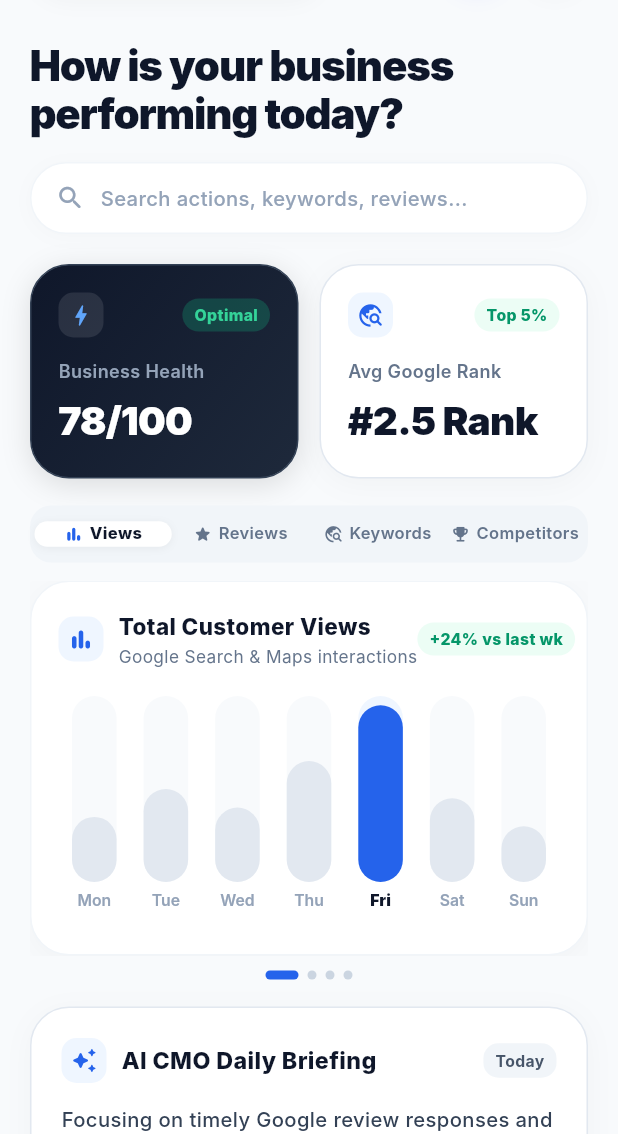
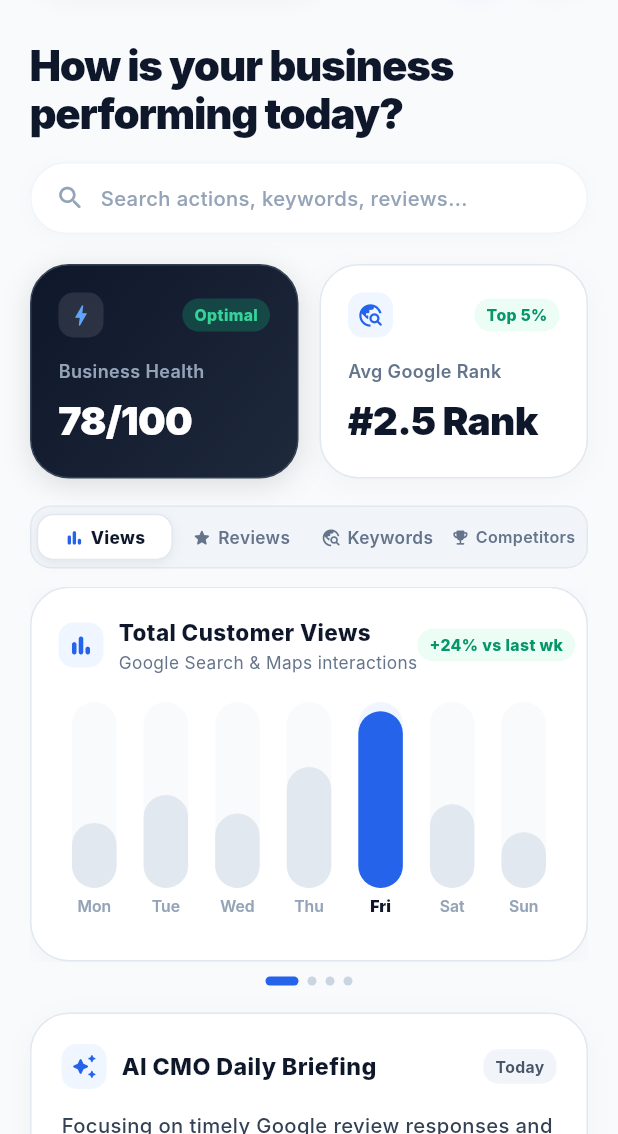
Before and after one commit to optigoai/optigo-ai, a Flutter app: the HomeScreen screen opened directly, on a phone screen of 412 x 824 dp, the part 102-1236 px from its top. Run offline on Flutter 3.47's test engine with Material 3 defaults, Android fonts, the phone set to English and light mode, and no system bars; our stand-ins replace flutter_secure_storage; accounts and stored records are empty; Roboto replaces fonts that are missing (Inter).

Commit message:
fix(home): modernize Segmented Tab Pills with responsive fitted scale, smooth 300ms cubic curves, and crisp borders

```diff
--- a/mobile/lib/presentation/home/home_screen.dart
+++ b/mobile/lib/presentation/home/home_screen.dart
@@ -495,48 +495,59 @@ class _HomeScreenState extends State<HomeScreen> {
 
     return Column(
       children: [
-        // Segmented Tab Selector Pills
+        // Modern Segmented Tab Selector Pills
         Container(
-          height: 38,
+          height: 42,
           margin: const EdgeInsets.only(bottom: 12),
-          padding: const EdgeInsets.all(3),
+          padding: const EdgeInsets.all(3.5),
           decoration: BoxDecoration(
             color: const Color(0xFFF1F5F9),
             borderRadius: BorderRadius.circular(14),
+            border: Border.all(color: const Color(0xFFE2E8F0)),
           ),
           child: Row(
             children: List.generate(4, (index) {
               final isSelected = _currentInsightIndex == index;
               return Expanded(
-                child: GestureDetector(
+                child: InkWell(
                   onTap: () {
+                    setState(() {
+                      _currentInsightIndex = index;
+                    });
                     _insightCarouselController.animateToPage(
                       index,
-                      duration: const Duration(milliseconds: 350),
+                      duration: const Duration(milliseconds: 300),
+                      curve: Curves.easeOutCubic,
+                    );
+                  },
+                  borderRadius: BorderRadius.circular(11),
+                  child: AnimatedContainer(
+                    duration: const Duration(milliseconds: 220),
                     curve: Curves.easeInOutCubic,
-                    );
-                  },
-                  child: AnimatedContainer(
-                    duration: const Duration(milliseconds: 200),
+                    padding: const EdgeInsets.symmetric(horizontal: 4, vertical: 6),
                     decoration: BoxDecoration(
                       color: isSelected ? Colors.white : Colors.transparent,
                       borderRadius: BorderRadius.circular(11),
+                      border: isSelected ? Border.all(color: const Color(0xFFE2E8F0)) : null,
                       boxShadow: isSelected
                           ? [
                               BoxShadow(
-                                color: Colors.black.withValues(alpha: 0.05),
-                                blurRadius: 4,
-                                offset: const Offset(0, 1),
+                                color: Colors.black.withValues(alpha: 0.06),
+                                blurRadius: 6,
+                                offset: const Offset(0, 2),
                               ),
                             ]
                           : null,
                     ),
+                    child: FittedBox(
+                      fit: BoxFit.scaleDown,
                       child: Row(
                         mainAxisAlignment: MainAxisAlignment.center,
+                        mainAxisSize: MainAxisSize.min,
                         children: [
                           Icon(
                             tabIcons[index],
-                          size: 13,
+                            size: 13.5,
                             color: isSelected
                                 ? const Color(0xFF2563EB)
                                 : const Color(0xFF64748B),
@@ -545,7 +556,7 @@ class _HomeScreenState extends State<HomeScreen> {
                           Text(
                             tabLabels[index],
                             style: TextStyle(
-                            fontSize: 11,
+                              fontSize: 11.5,
                               fontWeight: isSelected ? FontWeight.w800 : FontWeight.w600,
                               color: isSelected
                                   ? const Color(0xFF0F172A)
@@ -553,6 +564,7 @@ class _HomeScreenState extends State<HomeScreen> {
                             ),
                           ),
                         ],
+                      ),
                     ),
                   ),
                 ),
@@ -595,7 +607,7 @@ class _HomeScreenState extends State<HomeScreen> {
       decoration: BoxDecoration(
         color: Colors.white,
         borderRadius: BorderRadius.circular(26),
-        border: Border.all(color: const Color(0xFFF1F5F9)),
+        border: Border.all(color: const Color(0xFFE2E8F0)),
         boxShadow: [
           BoxShadow(
             color: Colors.black.withValues(alpha: 0.03),
@@ -724,7 +736,7 @@ class _HomeScreenState extends State<HomeScreen> {
       decoration: BoxDecoration(
         color: Colors.white,
         borderRadius: BorderRadius.circular(26),
-        border: Border.all(color: const Color(0xFFF1F5F9)),
+        border: Border.all(color: const Color(0xFFE2E8F0)),
         boxShadow: [
           BoxShadow(
             color: Colors.black.withValues(alpha: 0.03),
@@ -985,7 +997,7 @@ class _HomeScreenState extends State<HomeScreen> {
       decoration: BoxDecoration(
         color: Colors.white,
         borderRadius: BorderRadius.circular(26),
-        border: Border.all(color: const Color(0xFFF1F5F9)),
+        border: Border.all(color: const Color(0xFFE2E8F0)),
         boxShadow: [
           BoxShadow(
             color: Colors.black.withValues(alpha: 0.03),
@@ -1104,7 +1116,7 @@ class _HomeScreenState extends State<HomeScreen> {
       decoration: BoxDecoration(
         color: Colors.white,
         borderRadius: BorderRadius.circular(26),
-        border: Border.all(color: const Color(0xFFF1F5F9)),
+        border: Border.all(color: const Color(0xFFE2E8F0)),
         boxShadow: [
           BoxShadow(
             color: Colors.black.withValues(alpha: 0.03),
```
Lines whose indentation alone changed are shown as unchanged.
